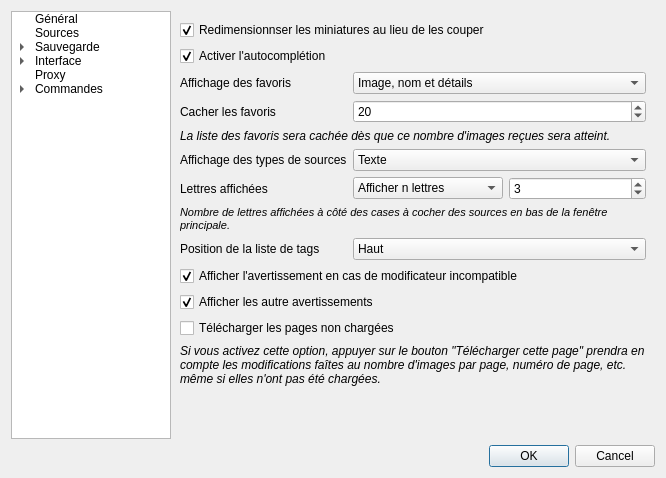
This is src/settings/optionswindow.ui in Bionus/imgbrd-grabber as Qt 5 draws it before an edit. The edited form follows.
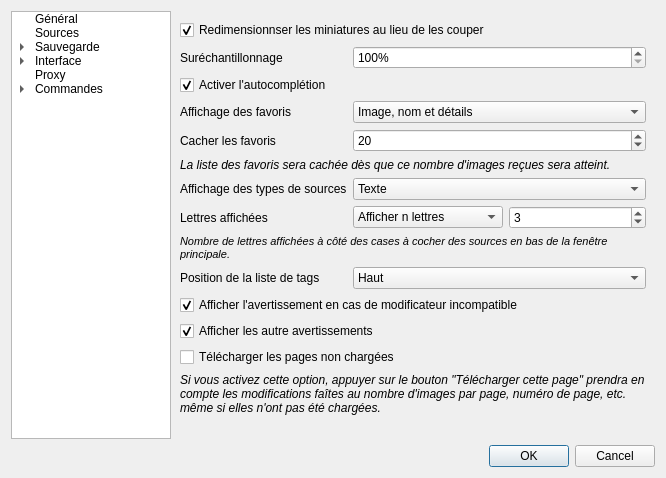
This is the edited form. The open tabs and pages were chosen to show the change. Icons and pictures are not drawn.

Commit message: Add setting to upscale thumbnails (fix #548)

Patch:
```diff
--- a/src/settings/optionswindow.ui
+++ b/src/settings/optionswindow.ui
@@ -1388,7 +1388,7 @@
            </property>
           </widget>
          </item>
-         <item row="1" column="0" colspan="2">
+         <item row="2" column="0" colspan="2">
           <widget class="QCheckBox" name="checkAutocompletion">
            <property name="text">
             <string>Activer l'autocomplétion</string>
@@ -1398,14 +1398,14 @@
            </property>
           </widget>
          </item>
-         <item row="3" column="0">
+         <item row="4" column="0">
           <widget class="QLabel" name="label_39">
            <property name="text">
             <string>Cacher les favoris</string>
            </property>
           </widget>
          </item>
-         <item row="3" column="1">
+         <item row="4" column="1">
           <widget class="QSpinBox" name="spinHideFavorites">
            <property name="maximum">
             <number>1000</number>
@@ -1415,7 +1415,7 @@
            </property>
           </widget>
          </item>
-         <item row="4" column="0" colspan="2">
+         <item row="5" column="0" colspan="2">
           <widget class="QLabel" name="label_40">
            <property name="text">
             <string>&lt;i&gt;La liste des favoris sera cachée dès que ce nombre d'images reçues sera atteint.&lt;/i&gt;</string>
@@ -1425,14 +1425,14 @@
            </property>
           </widget>
          </item>
-         <item row="5" column="0">
+         <item row="6" column="0">
           <widget class="QLabel" name="label_41">
            <property name="text">
             <string>Affichage des types de sources</string>
            </property>
           </widget>
          </item>
-         <item row="5" column="1">
+         <item row="6" column="1">
           <widget class="QComboBox" name="comboSources">
            <item>
             <property name="text">
@@ -1456,14 +1456,14 @@
            </item>
           </widget>
          </item>
-         <item row="6" column="0">
+         <item row="7" column="0">
           <widget class="QLabel" name="label_42">
            <property name="text">
             <string>Lettres affichées</string>
            </property>
           </widget>
          </item>
-         <item row="6" column="1">
+         <item row="7" column="1">
           <layout class="QHBoxLayout" name="horizontalLayout_9">
            <item>
             <widget class="QComboBox" name="comboSourcesLetters">
@@ -1499,7 +1499,7 @@
            </item>
           </layout>
          </item>
-         <item row="7" column="0" colspan="2">
+         <item row="8" column="0" colspan="2">
           <widget class="QLabel" name="label_43">
            <property name="text">
             <string>&lt;!DOCTYPE HTML PUBLIC &quot;-//W3C//DTD HTML 4.0//EN&quot; &quot;http://www.w3.org/TR/REC-html40/strict.dtd&quot;&gt;
@@ -1513,14 +1513,14 @@
            </property>
           </widget>
          </item>
-         <item row="8" column="0">
+         <item row="9" column="0">
           <widget class="QLabel" name="label_44">
            <property name="text">
             <string>Position de la liste de tags</string>
            </property>
           </widget>
          </item>
-         <item row="8" column="1">
+         <item row="9" column="1">
           <widget class="QComboBox" name="comboTagsposition">
            <item>
             <property name="text">
@@ -1539,7 +1539,7 @@
            </item>
           </widget>
          </item>
-         <item row="9" column="0" colspan="2">
+         <item row="10" column="0" colspan="2">
           <widget class="QCheckBox" name="checkShowTagWarning">
            <property name="text">
             <string>Afficher l'avertissement en cas de modificateur incompatible</string>
@@ -1549,7 +1549,7 @@
            </property>
           </widget>
          </item>
-         <item row="10" column="0" colspan="2">
+         <item row="11" column="0" colspan="2">
           <widget class="QCheckBox" name="checkShowWarnings">
            <property name="text">
             <string>Afficher les autre avertissements</string>
@@ -1559,14 +1559,14 @@
            </property>
           </widget>
          </item>
-         <item row="11" column="0" colspan="2">
+         <item row="12" column="0" colspan="2">
           <widget class="QCheckBox" name="checkGetUnloadedPages">
            <property name="text">
             <string>Télécharger les pages non chargées</string>
            </property>
           </widget>
          </item>
-         <item row="12" column="0" colspan="2">
+         <item row="13" column="0" colspan="2">
           <widget class="QLabel" name="label_66">
            <property name="text">
             <string>&lt;i&gt;Si vous activez cette option, appuyer sur le bouton &quot;Télécharger cette page&quot; prendra en compte les modifications faîtes au nombre d'images par page, numéro de page, etc. même si elles n'ont pas été chargées.</string>
@@ -1576,7 +1576,7 @@
            </property>
           </widget>
          </item>
-         <item row="2" column="1">
+         <item row="3" column="1">
           <widget class="QComboBox" name="comboFavoritesDisplay">
            <item>
             <property name="text">
@@ -1615,13 +1615,33 @@
            </item>
           </widget>
          </item>
-         <item row="2" column="0">
+         <item row="3" column="0">
           <widget class="QLabel" name="label_26">
            <property name="text">
             <string>Affichage des favoris</string>
            </property>
           </widget>
          </item>
+         <item row="1" column="0">
+          <widget class="QLabel" name="labelThumbnailUpscale">
+           <property name="text">
+            <string>Suréchantillonnage</string>
+           </property>
+          </widget>
+         </item>
+         <item row="1" column="1">
+          <widget class="QSpinBox" name="spinThumbnailUpscale">
+           <property name="suffix">
+            <string>%</string>
+           </property>
+           <property name="minimum">
+            <number>100</number>
+           </property>
+           <property name="maximum">
+            <number>1000</number>
+           </property>
+          </widget>
+         </item>
         </layout>
        </widget>
        <widget class="QWidget" name="pageInterfaceColoring">
```
Left out of the diff: 6 changed lines with no effect on the pictures. The commit also changes 4 other files.
